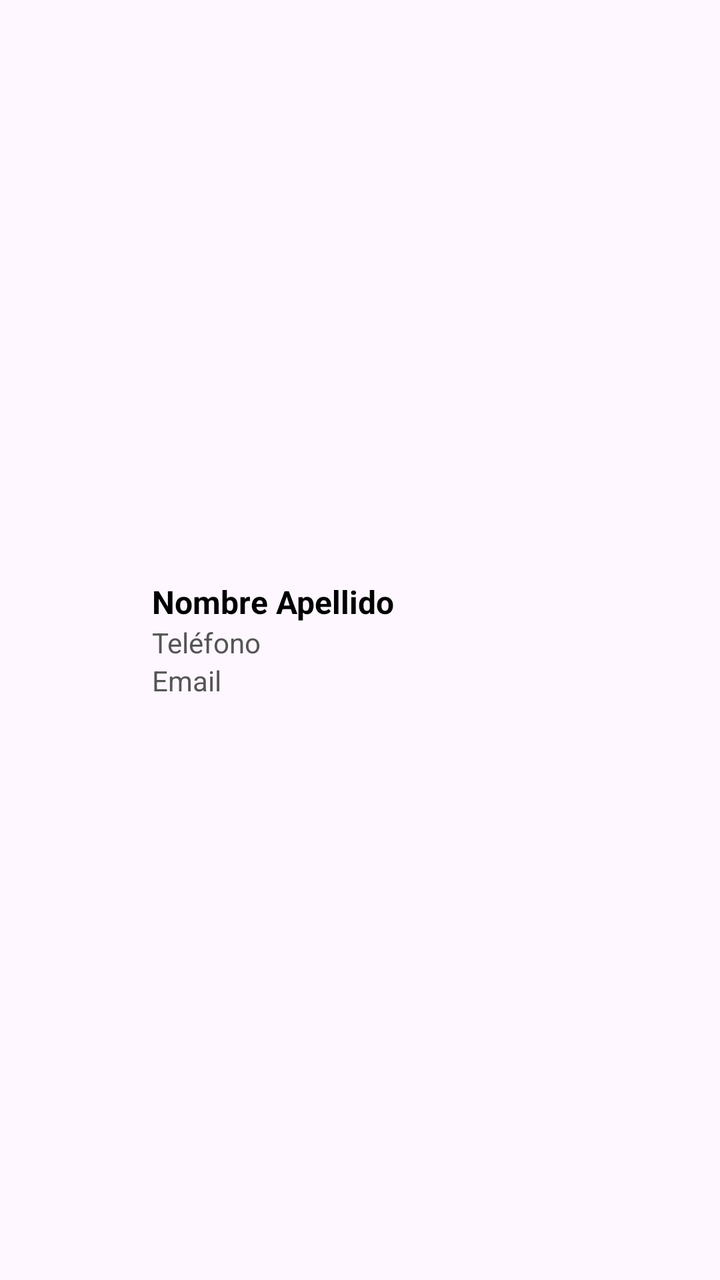
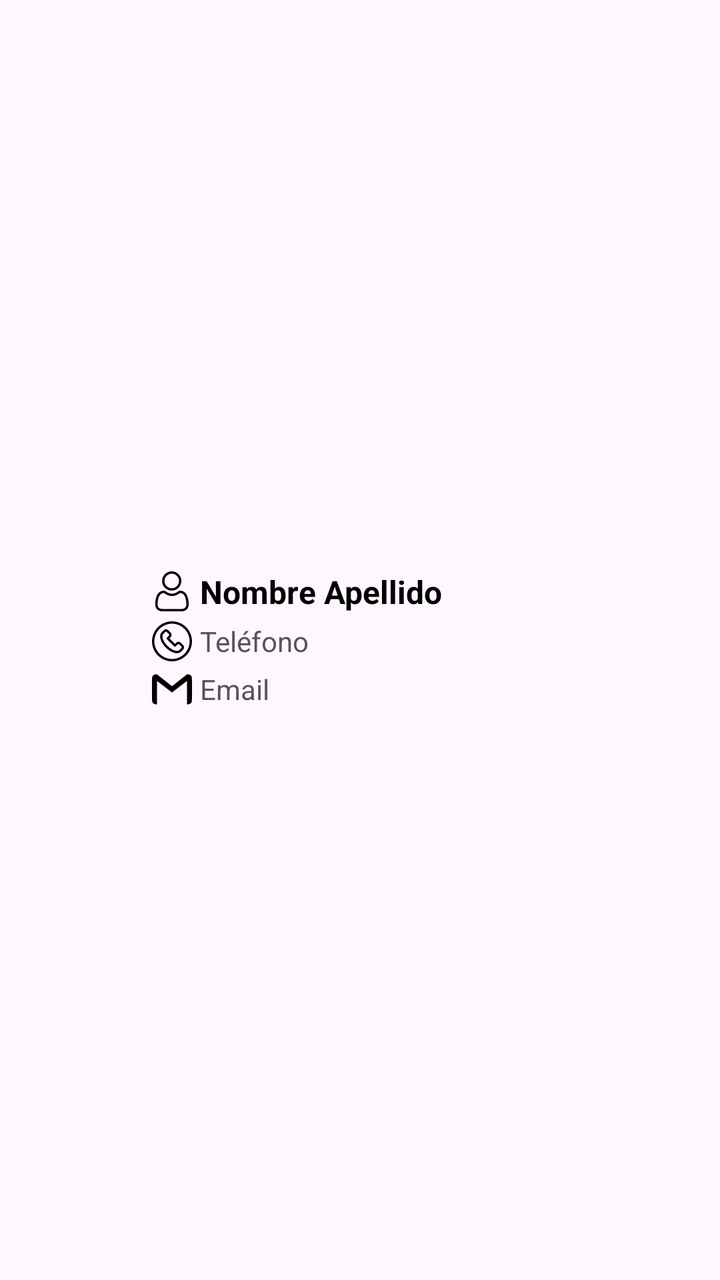

An Android layout rendered at two revisions. The XML below is the earlier revision; the diff shows what the commit changed to produce the second picture.
<!-- AndroidManifest.xml: application theme Theme.LaboratorioCalificado03 -->
<!-- res/layout/item_teacher.xml -->
<?xml version="1.0" encoding="utf-8"?>
<LinearLayout
    xmlns:android="http://schemas.android.com/apk/res/android"
    android:layout_width="match_parent"
    android:layout_height="wrap_content"
    android:orientation="horizontal"
    android:padding="8dp"
    android:background="?attr/selectableItemBackground"
    android:gravity="center_vertical">

    <ImageView
        android:id="@+id/ivProfileImage"
        android:layout_width="60dp"
        android:layout_height="60dp"
        android:layout_marginEnd="8dp"
        android:scaleType="centerCrop"
        android:contentDescription="@string/profile_image_desc" />

    <LinearLayout
        android:layout_width="0dp"
        android:layout_height="wrap_content"
        android:layout_weight="1"
        android:orientation="vertical">

        <TextView
            android:id="@+id/tvName"
            android:layout_width="wrap_content"
            android:layout_height="wrap_content"
            android:text="Nombre Apellido"
            android:textSize="16sp"
            android:textStyle="bold"
            android:textColor="#000000" />

        <TextView
            android:id="@+id/tvPhone"
            android:layout_width="wrap_content"
            android:layout_height="wrap_content"
            android:text="Teléfono"
            android:textSize="14sp"
            android:textColor="#555555" />

        <TextView
            android:id="@+id/tvEmail"
            android:layout_width="wrap_content"
            android:layout_height="wrap_content"
            android:text="Email"
            android:textSize="14sp"
            android:textColor="#555555" />
    </LinearLayout>
</LinearLayout>
<!-- resources referenced by this layout -->
<resources>
  <string name="profile_image_desc">Descripción de la imagen de perfil</string>
  <style name="Theme.LaboratorioCalificado03" parent="Base.Theme.LaboratorioCalificado03" />
  <style name="Base.Theme.LaboratorioCalificado03" parent="Theme.Material3.DayNight.NoActionBar">
          
          
      </style>
</resources>

<!-- the commit's change to res/layout/item_teacher.xml (unified diff, before → after) -->
@@ -22,29 +22,73 @@
         android:layout_weight="1"
         android:orientation="vertical">
 
-        <TextView
-            android:id="@+id/tvName"
+        <LinearLayout
             android:layout_width="wrap_content"
             android:layout_height="wrap_content"
-            android:text="Nombre Apellido"
-            android:textSize="16sp"
-            android:textStyle="bold"
-            android:textColor="#000000" />
+            android:orientation="horizontal"
+            android:gravity="center_vertical">
 
-        <TextView
-            android:id="@+id/tvPhone"
+            <ImageView
+                android:layout_width="20dp"
+                android:layout_height="20dp"
+                android:src="@drawable/user"
+                android:contentDescription="@string/icon_name_desc"
+                android:layout_marginEnd="4dp" />
+
+            <TextView
+                android:id="@+id/tvName"
+                android:layout_width="wrap_content"
+                android:layout_height="wrap_content"
+                android:text="Nombre Apellido"
+                android:textSize="16sp"
+                android:textStyle="bold"
+                android:textColor="#000000" />
+        </LinearLayout>
+
+        <LinearLayout
             android:layout_width="wrap_content"
             android:layout_height="wrap_content"
-            android:text="Teléfono"
-            android:textSize="14sp"
-            android:textColor="#555555" />
+            android:orientation="horizontal"
+            android:gravity="center_vertical"
+            android:layout_marginTop="4dp">
 
-        <TextView
-            android:id="@+id/tvEmail"
+            <ImageView
+                android:layout_width="20dp"
+                android:layout_height="20dp"
+                android:src="@drawable/phone"
+                android:contentDescription="@string/icon_phone_desc"
+                android:layout_marginEnd="4dp" />
+
+            <TextView
+                android:id="@+id/tvPhone"
+                android:layout_width="wrap_content"
+                android:layout_height="wrap_content"
+                android:text="Teléfono"
+                android:textSize="14sp"
+                android:textColor="#555555" />
+        </LinearLayout>
+
+        <LinearLayout
             android:layout_width="wrap_content"
             android:layout_height="wrap_content"
-            android:text="Email"
-            android:textSize="14sp"
-            android:textColor="#555555" />
+            android:orientation="horizontal"
+            android:gravity="center_vertical"
+            android:layout_marginTop="4dp">
+
+            <ImageView
+                android:layout_width="20dp"
+                android:layout_height="20dp"
+                android:src="@drawable/gmail"
+                android:contentDescription="@string/icon_email_desc"
+                android:layout_marginEnd="4dp" />
+
+            <TextView
+                android:id="@+id/tvEmail"
+                android:layout_width="wrap_content"
+                android:layout_height="wrap_content"
+                android:text="Email"
+                android:textSize="14sp"
+                android:textColor="#555555" />
+        </LinearLayout>
     </LinearLayout>
 </LinearLayout>
<!-- resource entries referenced after the edit -->
@@ -1,6 +1,36 @@
 <!-- resources referenced by this layout -->
 <resources>
-  <string name="profile_image_desc">Descripción de la imagen de perfil</string>
+  <!-- drawable gmail (drawable) -->
+  <vector xmlns:android="http://schemas.android.com/apk/res/android"
+      android:width="512dp"
+      android:height="512dp"
+      android:viewportWidth="512"
+      android:viewportHeight="512">
+    <path
+        android:pathData="M43.5,64.7c-20.3,2.5 -36,16 -41.6,35.8 -1.2,4.2 -1.4,29.1 -1.4,155.5 0,126.4 0.2,151.3 1.4,155.5 4.7,16.8 16.5,29 33,34.1 2.5,0.8 10.1,1.7 16.9,2.1l12.2,0.6 0,-149.6c0,-82.4 0.2,-149.7 0.5,-149.7 0.2,-0 43.4,33.1 96,73.5l95.5,73.5 95.5,-73.5c52.6,-40.4 95.8,-73.5 96,-73.5 0.3,-0 0.5,67.3 0.5,149.7l0,149.6 12.3,-0.6c6.7,-0.4 14.3,-1.3 16.8,-2.1 16.5,-5.1 28.3,-17.3 33,-34.1 2.1,-7.5 2.1,-303.5 0,-311 -4.7,-16.8 -16.5,-29 -33,-34.1 -2.5,-0.8 -10,-1.7 -16.6,-2l-12,-0.6 -96.3,76.1 -96.2,76.1 -96.2,-76 -96.3,-76 -8.5,0.1c-4.7,0.1 -9.8,0.4 -11.5,0.6z"
+        android:fillColor="#000000"
+        android:strokeColor="#00000000"/>
+  </vector>
+  <!-- drawable phone: vector/xml drawable (drawable, 2259 chars, omitted) -->
+  <!-- drawable user (drawable) -->
+  <vector xmlns:android="http://schemas.android.com/apk/res/android"
+      android:width="512dp"
+      android:height="512dp"
+      android:viewportWidth="512"
+      android:viewportHeight="512">
+    <path
+        android:pathData="M233.5,1.5c-27.3,4.2 -51.7,17.2 -70.8,37.5 -21,22.3 -31.9,48.1 -33.4,79 -2.1,43.2 19.1,84.5 55.7,108.4 18,11.8 35.3,17.8 56.3,19.5 38.9,3 72.1,-9.2 98.9,-36.5 26.2,-26.7 37.9,-59.6 34.7,-97.4 -2.8,-32.4 -17.1,-60.3 -41.9,-81.7 -19.6,-16.8 -37.6,-25.2 -62.5,-28.8 -12,-1.7 -26,-1.8 -37,-0zM276.1,32.9c15.7,4 27.5,10.9 40.7,23.6 17.2,16.3 25.9,34.3 28.2,57.6 2.7,27.6 -5.8,52.8 -24.5,72.8 -11.6,12.4 -28.7,22.9 -43.2,26.6 -21.5,5.4 -47.1,3.1 -65.5,-6 -25.1,-12.4 -43.7,-35.6 -50.5,-63 -2.6,-10.5 -2.3,-34.2 0.6,-45 7.7,-29 32.9,-55.9 60.9,-65 15.2,-4.9 37.9,-5.6 53.3,-1.6z"
+        android:fillColor="#000000"
+        android:strokeColor="#00000000"/>
+    <path
+        android:pathData="M142.7,248.1c-15.3,1.6 -31.1,7.4 -43.6,15.8 -31.2,21.2 -51.4,68.6 -56.1,131.6 -2.6,35.4 -0.5,52.9 8.6,71.2 5,10.2 14.5,21.4 24.2,28.6 7.4,5.4 19.8,11 30.7,13.8l9,2.4 140,-0 140,-0 9,-2.3c31.6,-8.3 53.7,-29.6 61.6,-59.7 4.1,-15.5 3.6,-52.5 -1.2,-81.7 -10.5,-65 -37.1,-104 -79.2,-116.2 -9.6,-2.8 -26.8,-4.9 -31.9,-3.9 -4.9,0.9 -11.7,4.5 -27.1,14.4 -16.6,10.7 -19.2,12.1 -31.6,16.6 -14.6,5.3 -25.5,7.4 -39,7.4 -14,-0 -24.8,-2 -39,-7 -13.4,-4.8 -14,-5.1 -35,-18.4 -11,-7 -19.2,-11.5 -22.4,-12.4 -5.6,-1.4 -5.6,-1.4 -17,-0.2zM168.7,287.6c18.8,12.1 26.7,16 43.2,21.4 43,14.1 86.9,7.3 128.3,-19.8 18.7,-12.3 18.3,-12.1 26.2,-11.1 36.3,4.6 59,35.1 68.6,92.4 3.9,23.6 5.1,56.5 2.5,69 -4.2,20.1 -17.8,34.3 -38.6,40.2 -6,1.7 -13.9,1.8 -143.4,1.8 -129.8,-0 -137.3,-0.1 -143.5,-1.8 -14.9,-4.2 -27.8,-14.4 -33.8,-26.7 -5.2,-10.6 -6.5,-19.5 -5.7,-41 0.7,-21.7 1.7,-31.8 5.2,-49.5 2.6,-13.8 8.7,-33.4 13,-41.9 12.9,-25.6 30.4,-39.6 53.1,-42.5 3.7,-0.5 7.1,-0.9 7.5,-1 0.4,-0 8.2,4.7 17.4,10.5z"
+        android:fillColor="#000000"
+        android:strokeColor="#00000000"/>
+  </vector>
+  <string name="icon_email_desc">Ícono de correo</string>
+  <string name="icon_name_desc">Ícono de nombre</string>
+  <string name="icon_phone_desc">Ícono de teléfono</string>
+  <string name="profile_image_desc">Imagen de perfil</string>
   <style name="Theme.LaboratorioCalificado03" parent="Base.Theme.LaboratorioCalificado03" />
   <style name="Base.Theme.LaboratorioCalificado03" parent="Theme.Material3.DayNight.NoActionBar">
           
